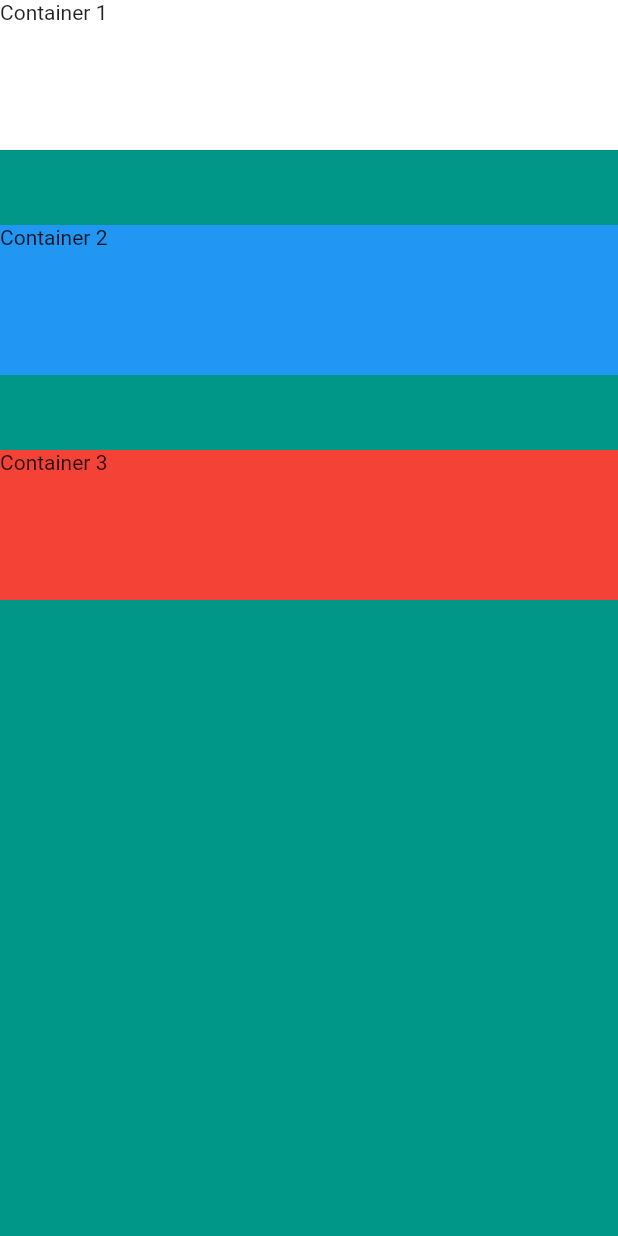
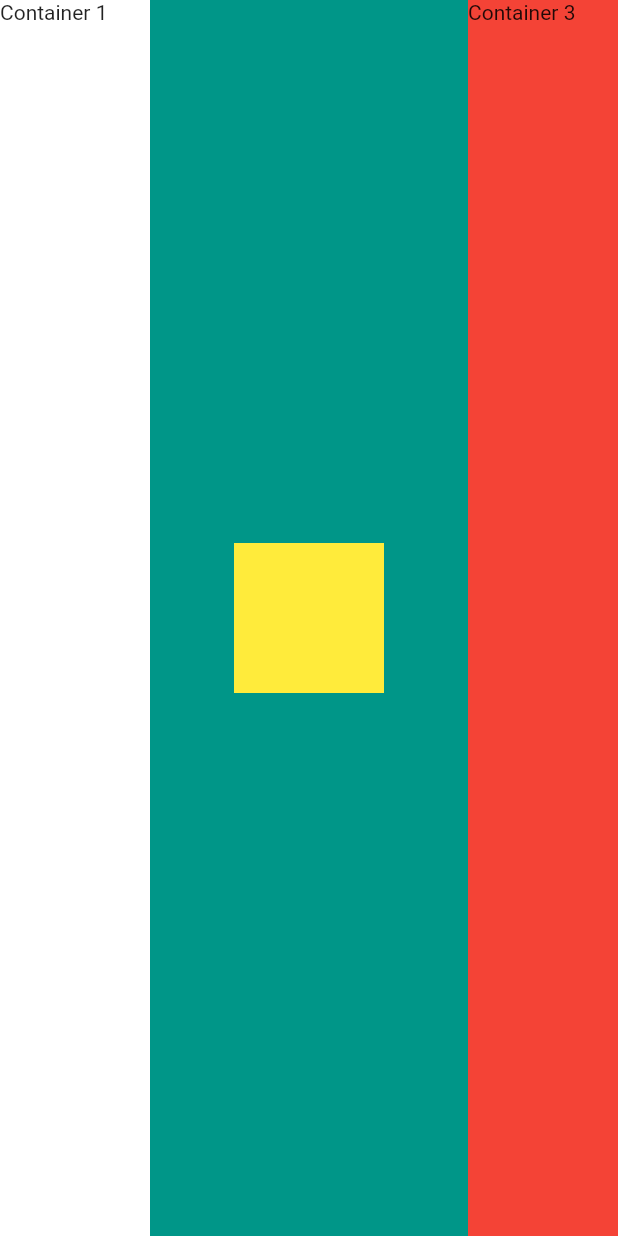
Before and after one commit to kidusmik/mi_card_app, a Flutter app: the screen it shows after launch, on a phone screen of 412 x 824 dp. Run offline on Flutter 3.47's test engine with Material 2 defaults, Android fonts, the phone set to English and light mode, and no system bars.

Commit message:
Add containers

```diff
--- a/lib/main.dart
+++ b/lib/main.dart
@@ -15,31 +15,31 @@ class MyApp extends StatelessWidget {
       home: Scaffold(
         backgroundColor: Colors.teal,
         body: SafeArea(
-          child: Column(
+          child: Row(
             // mainAxisSize: MainAxisSize.min,
-            crossAxisAlignment: CrossAxisAlignment.stretch,
+            mainAxisAlignment: MainAxisAlignment.spaceBetween,
             children: [
               Container(
+                height: double.infinity,
                 width: 100,
-                height: 100,
                 color: Colors.white,
                 child: const Text('Container 1'),
               ),
-              const SizedBox(
-                height: 50,
-              ),
+              // const SizedBox(
+              //   height: 50,
+              // ),
               Container(
+                alignment: Alignment.center,
                 width: 100,
                 height: 100,
-                color: Colors.blue,
-                child: const Text('Container 2'),
+                color: Colors.yellow,
               ),
-              const SizedBox(
-                height: 50,
-              ),
+              // const SizedBox(
+              //   height: 50,
+              // ),
               Container(
+                height: double.infinity,
                 width: 100,
-                height: 100,
                 color: Colors.red,
                 child: const Text('Container 3'),
               ),
```
